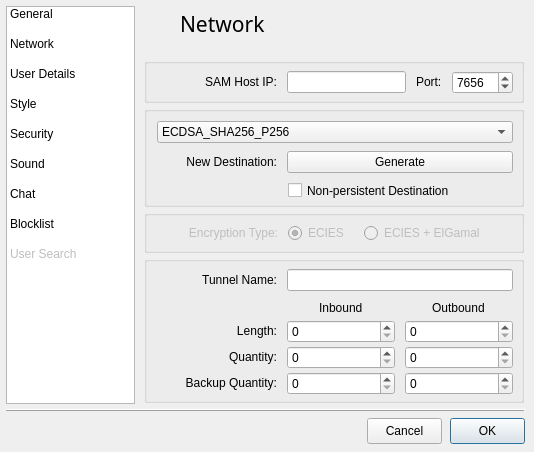
vituperative/i2pchat, file src/gui/form_settingsgui.ui: the form before one commit.
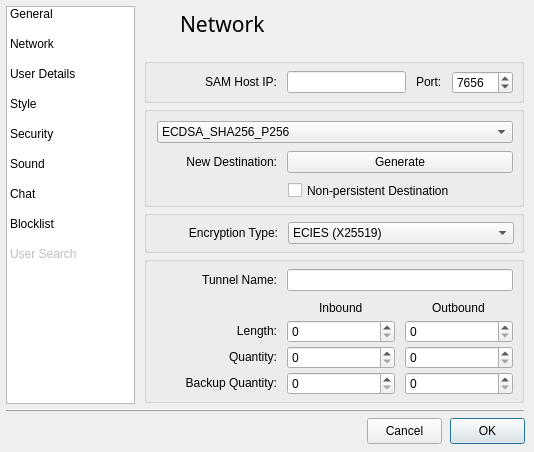
The form after the commit. The open tabs and pages were chosen to show the change. Icons and pictures are not drawn.

Diff of the .ui file:
```diff
--- a/src/gui/form_settingsgui.ui
+++ b/src/gui/form_settingsgui.ui
@@ -1151,7 +1151,7 @@
         <item row="0" column="0">
          <widget class="QLabel" name="Encryption_label">
           <property name="enabled">
-           <bool>false</bool>
+            <bool>true</bool>
           </property>
           <property name="minimumSize">
            <size>
@@ -1179,54 +1179,37 @@
           </property>
          </widget>
         </item>
-        <item row="0" column="1">
-         <widget class="QRadioButton" name="ECIES">
+         <item row="0" column="1" colspan="2">
+          <widget class="QComboBox" name="comboBox_EncType">
           <property name="enabled">
-           <bool>false</bool>
-          </property>
-          <property name="minimumSize">
-           <size>
-            <width>0</width>
-            <height>20</height>
-           </size>
-          </property>
-          <property name="maximumSize">
-           <size>
-            <width>16777215</width>
-            <height>20</height>
-           </size>
-          </property>
-          <property name="text">
-           <string>ECIES</string>
-          </property>
-          <property name="checked">
            <bool>true</bool>
           </property>
-         </widget>
-        </item>
-        <item row="0" column="2" alignment="Qt::AlignVCenter">
-         <widget class="QRadioButton" name="ECIES_ELG">
-          <property name="enabled">
-           <bool>false</bool>
-          </property>
           <property name="minimumSize">
            <size>
-            <width>150</width>
-            <height>20</height>
-           </size>
-          </property>
-          <property name="maximumSize">
-           <size>
-            <width>150</width>
-            <height>20</height>
-           </size>
-          </property>
+             <width>220</width>
+             <height>0</height>
+            </size>
+           </property>
+           <item>
+            <property name="text">
+             <string>ECIES (X25519)</string>
+            </property>
+           </item>
+           <item>
           <property name="text">
-           <string>ECIES + ElGamal</string>
-          </property>
-          <property name="checked">
-           <bool>false</bool>
-          </property>
+             <string>ML-KEM-512 + ECIES</string>
+            </property>
+           </item>
+           <item>
+            <property name="text">
+             <string>ML-KEM-768 + ECIES</string>
+            </property>
+           </item>
+           <item>
+            <property name="text">
+             <string>ML-KEM-1024 + ECIES</string>
+            </property>
+           </item>
          </widget>
         </item>
        </layout>
```
Lines whose indentation alone changed are shown as unchanged.
